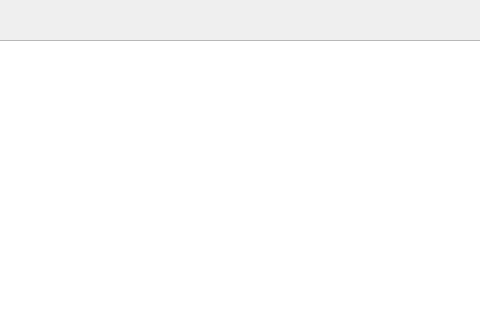
First picture: the form in Descripteurs/tessst/bibliowindow.ui, repository TomAuclin/PROJETC_LMLTM, before the edit; both pictures show x 305 to 785 and y 0 to 320 of the 936 by 521 pixel window.
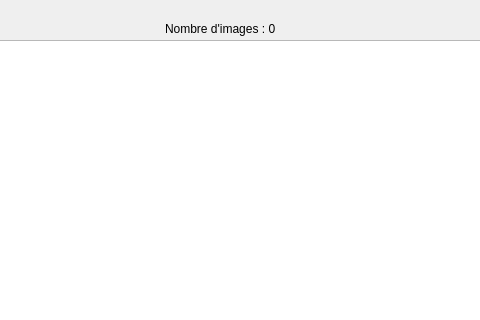
Second picture: the form after the edit.

Patch:
```diff
--- a/Descripteurs/tessst/bibliowindow.ui
+++ b/Descripteurs/tessst/bibliowindow.ui
@@ -76,6 +76,19 @@
      <string>Prix Image</string>
     </property>
    </widget>
+   <widget class="QLabel" name="labelImageCount">
+    <property name="geometry">
+     <rect>
+      <x>470</x>
+      <y>20</y>
+      <width>151</width>
+      <height>17</height>
+     </rect>
+    </property>
+    <property name="text">
+     <string>Nombre d'images : 0</string>
+    </property>
+   </widget>
   </widget>
   <widget class="QMenuBar" name="menubar">
    <property name="geometry">
```
